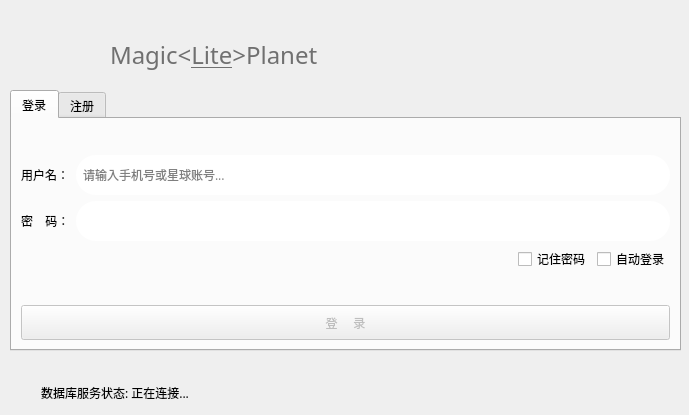
Above: formLogin.ui from csthenry/weplanet-desktop before the change. Below: the same form after it.
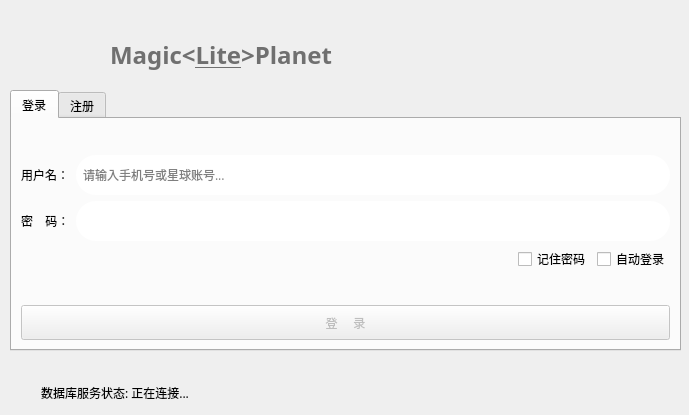
That is the form after the change. Icons and pictures are not drawn.

Commit message: 优化UI。

The edit to the form file:
```diff
--- a/formLogin.ui
+++ b/formLogin.ui
@@ -163,7 +163,7 @@
     </font>
    </property>
    <property name="text">
-    <string>&lt;html&gt;&lt;head/&gt;&lt;body&gt;&lt;p&gt;Magic&amp;lt;&lt;span style=&quot; text-decoration: underline;&quot;&gt;Lite&lt;/span&gt;&amp;gt;Planet&lt;/p&gt;&lt;/body&gt;&lt;/html&gt;</string>
+    <string>&lt;html&gt;&lt;head/&gt;&lt;body&gt;&lt;p&gt;&lt;span style=&quot; font-weight:600;&quot;&gt;Magic&amp;lt;&lt;/span&gt;&lt;span style=&quot; font-weight:600; text-decoration: underline;&quot;&gt;Lite&lt;/span&gt;&lt;span style=&quot; font-weight:600;&quot;&gt;&amp;gt;Planet&lt;/span&gt;&lt;/p&gt;&lt;/body&gt;&lt;/html&gt;</string>
    </property>
   </widget>
   <widget class="QTabWidget" name="tabWidget">
```
The commit also changes 2 other files.
